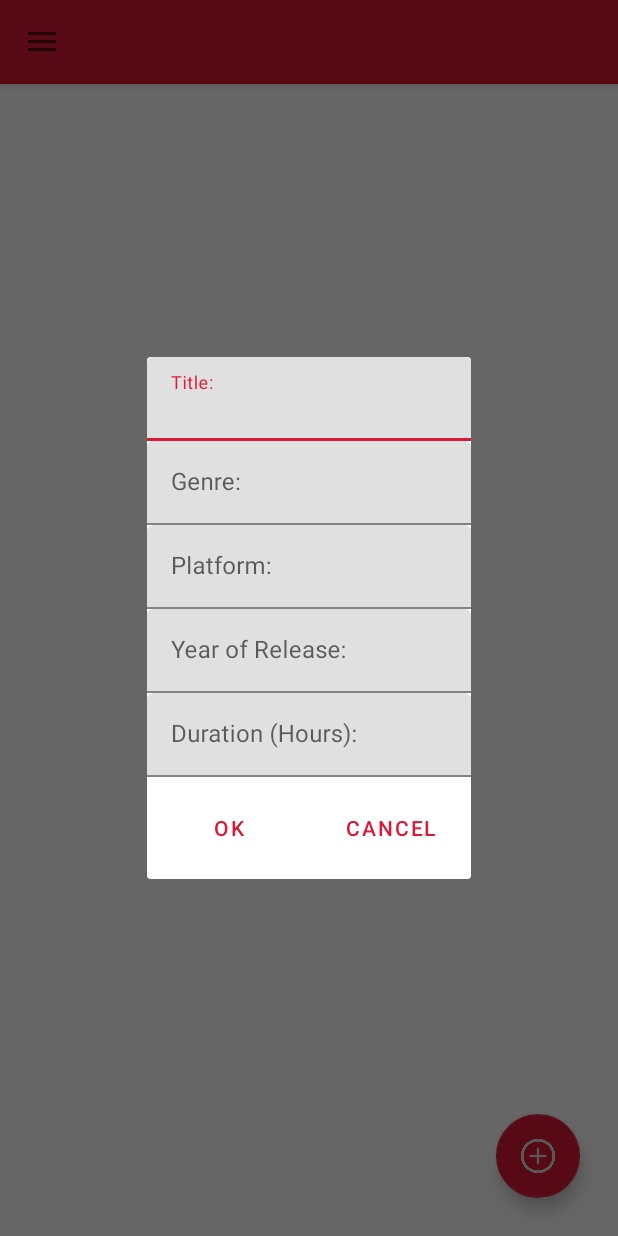
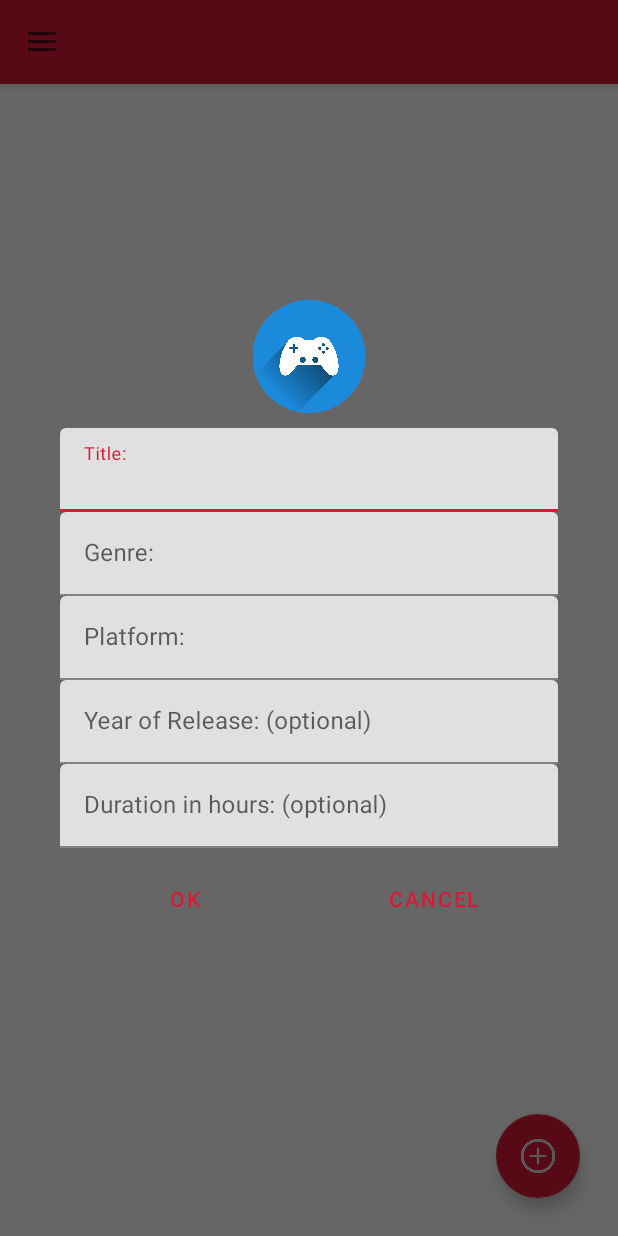
Before and after one commit to StratosMylonas/Backlogger, an Android app: the screen it shows after launch (MainActivity), after a tap on "TODO", on a phone screen of 412 x 824 dp. Run offline under Robolectric (Android 15) with nearby library versions, the phone set to English and light mode, and no system bars.

Commit message:
added update video game

```diff
--- a/app/build.gradle
+++ b/app/build.gradle
@@ -1,5 +1,6 @@
 plugins {
     id 'com.android.application'
+    id 'com.google.gms.google-services'
 }
 
 android {
@@ -32,8 +33,12 @@
     implementation "androidx.navigation:navigation-ui:2.4.2"
     implementation 'androidx.appcompat:appcompat:1.4.1'
     implementation 'com.google.android.material:material:1.5.0'
+    implementation 'com.google.gms:google-services:4.3.10'
+    implementation platform('com.google.firebase:firebase-bom:29.3.1')
+    implementation 'com.google.firebase:firebase-analytics'
     implementation 'androidx.constraintlayout:constraintlayout:2.1.3'
     implementation 'androidx.legacy:legacy-support-v4:1.0.0'
+    implementation 'com.google.firebase:firebase-database:20.0.1'
     testImplementation 'junit:junit:4.13.2'
     androidTestImplementation 'androidx.test.ext:junit:1.1.3'
     androidTestImplementation 'androidx.test.espresso:espresso-core:3.4.0'
--- a/app/src/main/AndroidManifest.xml
+++ b/app/src/main/AndroidManifest.xml
@@ -1,6 +1,8 @@
 <?xml version="1.0" encoding="utf-8"?>
 <manifest xmlns:android="http://schemas.android.com/apk/res/android"
     package="com.stratos.backlogger">
+
+    <uses-permission android:name="android.permission.INTERNET"/>
 
     <application
         android:allowBackup="true"
--- a/app/src/main/java/com/stratos/backlogger/MainActivity.java
+++ b/app/src/main/java/com/stratos/backlogger/MainActivity.java
@@ -29,7 +29,7 @@
         drawerLayout.addDrawerListener(toggle);
         toggle.syncState();
 
-        NavigationView navigationView = (NavigationView) findViewById(R.id.nav_view);
+        NavigationView navigationView = findViewById(R.id.nav_view);
         navigationView.setCheckedItem(R.id.video_games_tab);
         navigationView.setNavigationItemSelectedListener(this);
 
--- a/app/src/main/res/layout/add_game.xml
+++ b/app/src/main/res/layout/add_game.xml
@@ -2,7 +2,17 @@
 <LinearLayout xmlns:android="http://schemas.android.com/apk/res/android"
     android:layout_width="match_parent"
     android:layout_height="match_parent"
-    android:orientation="vertical">
+    android:orientation="vertical"
+    android:padding="40dp">
+
+    <ImageView
+        android:id="@+id/gameImage"
+        android:layout_width="match_parent"
+        android:layout_height="75dp"
+        android:layout_gravity="center_horizontal"
+        android:layout_margin="10dp"
+        android:src="@drawable/generic_video_game"
+        android:contentDescription="@string/custom_view_image" />
 
     <com.google.android.material.textfield.TextInputLayout
         android:layout_width="match_parent"
--- a/app/src/main/res/values/strings.xml
+++ b/app/src/main/res/values/strings.xml
@@ -6,6 +6,7 @@
     <string name="custom_view_image">Custom View Image</string>
     <string name="custom_view_medium_text">Medium Text</string>
     <string name="custom_view_txtView">TextView</string>
+    <string name="custom_view_platform">Platform</string>
 
     <!--    Main Activity    -->
     <string name="main_activity_add_button">Add Button</string>
@@ -19,8 +20,8 @@
     <string name="add_game_title">Title: </string>
     <string name="add_game_genre">Genre: </string>
     <string name="add_game_platform">Platform: </string>
-    <string name="add_game_release_year">Year of Release: </string>
-    <string name="add_game_duration_hours">Duration (Hours): </string>
+    <string name="add_game_release_year">Year of Release: (optional)</string>
+    <string name="add_game_duration_hours">Duration in hours: (optional)</string>
     <string name="add_game_btn_ok">OK</string>
     <string name="add_game_btn_cancel">Cancel</string>
 
--- a/build.gradle
+++ b/build.gradle
@@ -1,4 +1,8 @@
-// Top-level build file where you can add configuration options common to all sub-projects/modules.
+buildscript {
+    dependencies {
+        classpath 'com.google.gms:google-services:4.3.10'
+    }
+}// Top-level build file where you can add configuration options common to all sub-projects/modules.
 plugins {
     id 'com.android.application' version '7.1.3' apply false
     id 'com.android.library' version '7.1.3' apply false
```
Also changed, not shown: app/src/main/java/com/stratos/backlogger/CustomListAdapter.java (+9 -5 lines), app/src/main/java/com/stratos/backlogger/DatabaseManager.java (+16 -0 lines), app/src/main/java/com/stratos/backlogger/VideoGamesFragment.java (+84 -10 lines), app/src/main/res/layout/custom_view.xml (+12 -1 lines), 1 other file.
